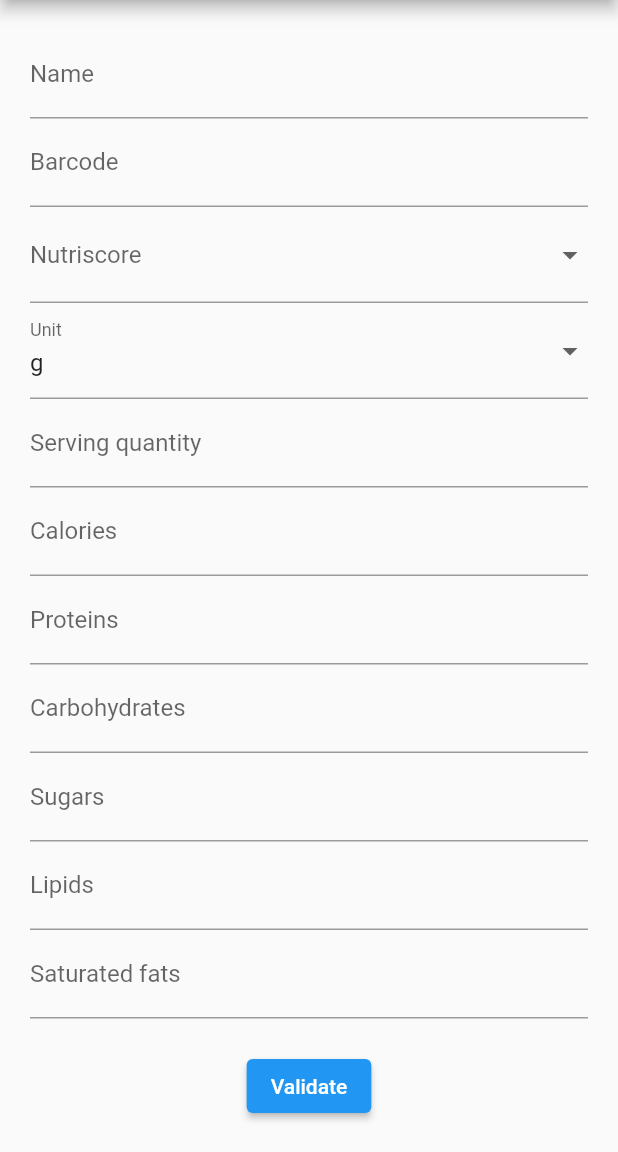
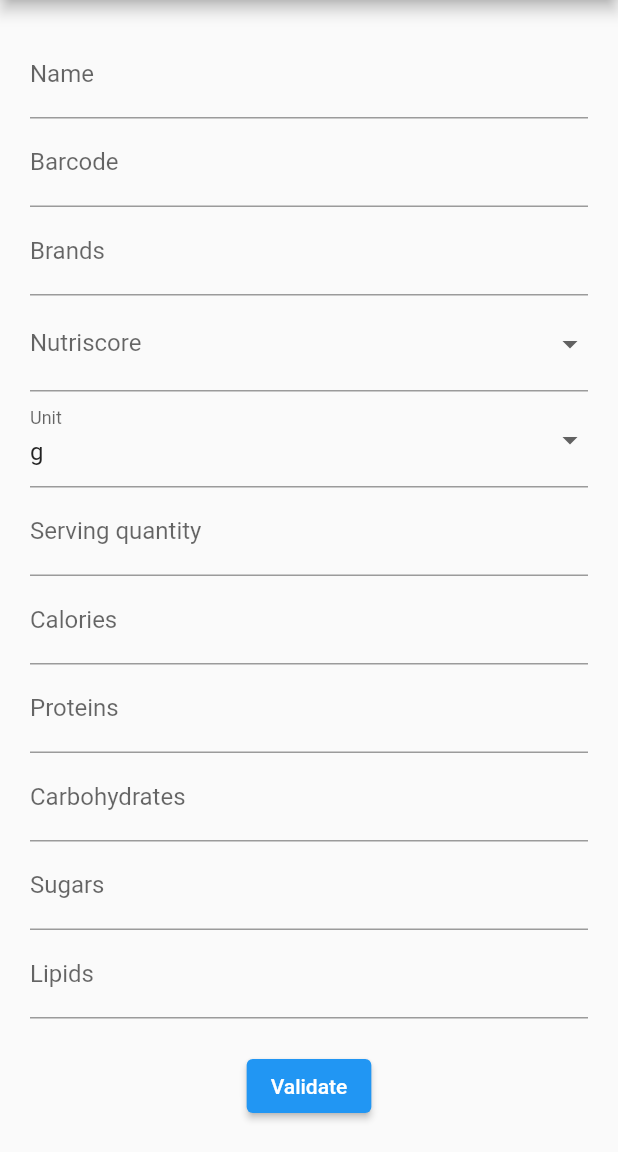
Before and after one commit to OraneOrveillon/open-source-food-tracker, a Flutter app: the AlimentPage screen opened by its route, on a phone screen of 412 x 824 dp, the part 84-1236 px from its top. Run offline on Flutter 3.47's test engine with Material 2 defaults, Android fonts, the phone set to English and light mode, and no system bars; our stand-ins replace get, infinite_scroll_pagination, isar; accounts and stored records are empty; generated files the repository leaves out were written again.

Commit message:
First try

```diff
--- a/lib/core/utils/texts.dart
+++ b/lib/core/utils/texts.dart
@@ -19,6 +19,7 @@ abstract class InputTexts {
 
   static const String name = 'Name';
   static const String barcode = 'Barcode';
+  static const String brands = 'Brands';
   static const String nutriscore = 'Nutriscore';
   static const String unit = 'Unit';
   static const String servingQuantity = 'Serving quantity';
--- a/lib/modules/aliments/aliment/aliment_page.dart
+++ b/lib/modules/aliments/aliment/aliment_page.dart
@@ -9,6 +9,13 @@ import 'aliment_controller.dart';
 
 class AlimentPage extends StatelessWidget {
   const AlimentPage({Key? key}) : super(key: key);
+
+  // TODO remove
+  static const List<String> _kOptions = <String>[
+    'aardvark',
+    'bobcat',
+    'chameleon',
+  ];
 
   @override
   Widget build(BuildContext context) {
@@ -44,6 +51,38 @@ class AlimentPage extends StatelessWidget {
                           validator: null,
                         ),
                         // TODO brands
+                        Autocomplete<String>(
+                          fieldViewBuilder: (
+                            context,
+                            textEditingController,
+                            focusNode,
+                            function,
+                          ) =>
+                              TextFormField(
+                            onFieldSubmitted: (value) => {
+                              // TODO ajouter la chip
+                            },
+                            decoration: const InputDecoration(
+                              label: Text(InputTexts.brands),
+                            ),
+                            controller: textEditingController,
+                            focusNode: focusNode,
+                            validator: null,
+                          ),
+                          optionsBuilder: (TextEditingValue textEditingValue) {
+                            if (textEditingValue.text == '') {
+                              return const Iterable<String>.empty();
+                            }
+                            return _kOptions.where((String option) {
+                              return option.contains(
+                                  textEditingValue.text.toLowerCase());
+                            });
+                          },
+                          onSelected: (String selection) {
+                            // TODO ajouter la chip
+                            debugPrint('You just selected $selection');
+                          },
+                        ),
                         // TODO categories
                         DropdownButtonFormField(
                           decoration: const InputDecoration(
```
